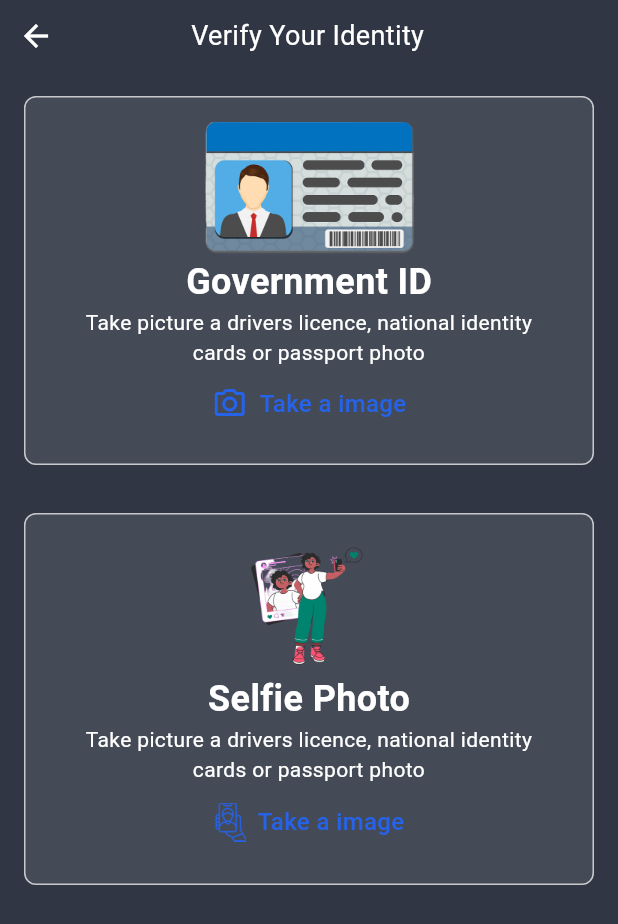
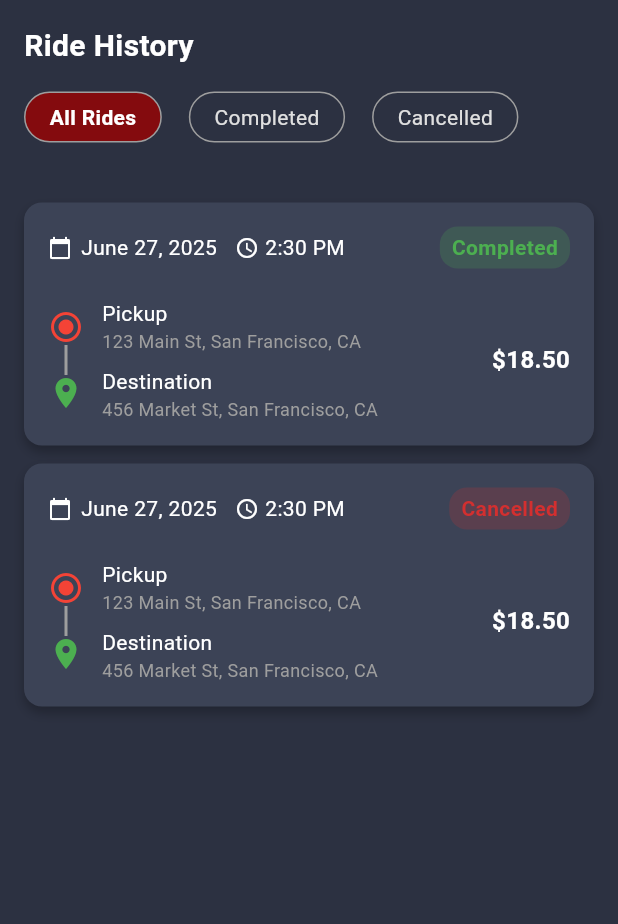
Before and after one commit to MKhalidHossain/driver-side-app-communication-type-Ride-To-Health, a Flutter app: the screen it shows after launch, on a phone screen of 412 x 824 dp. Shown: the top 924 px of the screen. Run offline on Flutter 3.47's test engine with Material 3 defaults, Android fonts, the light colour scheme and no system bars; our stand-ins replace camera, file_picker, geocoding, geolocator, get, google_maps_flutter and 5 more; Roboto replaces fonts that are missing (Poppins).

Commit message:
Earning and ride history

```diff
--- /dev/null
+++ b/lib/feature/earning/controller/controller.dart
@@ -0,0 +1,38 @@
+import 'package:get/get.dart';
+
+class EarningsController extends GetxController {
+  // Observable for tracking selected payment method
+  var selectedPaymentMethod = 'Wallet'.obs;
+
+  // Observable for earnings data
+  var todayEarnings = 745.50.obs;
+  var ridesCompleted = 32.obs;
+
+  // Method to switch payment method
+  void switchPaymentMethod(String method) {
+    selectedPaymentMethod.value = method;
+  }
+
+  // Method to withdraw earnings
+  void withdrawEarnings() {
+    Get.snackbar(
+      'Withdraw',
+      'Withdrawing \$${todayEarnings.value} to ${selectedPaymentMethod.value}',
+      snackPosition: SnackPosition.BOTTOM,
+    );
+  }
+
+  // Sample ride history data
+  List<Map<String, dynamic>> get rideHistory => [
+    {'day': 'Mon', 'date': 'June 28', 'rides': 888, 'earnings': 1500.75},
+    {'day': 'Mon', 'date': 'June 28', 'rides': 888, 'earnings': 1500.75},
+    {'day': 'Mon', 'date': 'June 28', 'rides': 888, 'earnings': 1500.75},
+    {'day': 'Mon', 'date': 'June 28', 'rides': 888, 'earnings': 1500.75},
+    {'day': 'Mon', 'date': 'June 28', 'rides': 888, 'earnings': 1500.75},
+    {'day': 'Mon', 'date': 'June 28', 'rides': 888, 'earnings': 1500.75},
+    {'day': 'Mon', 'date': 'June 28', 'rides': 888, 'earnings': 1500.75},
+    {'day': 'Mon', 'date': 'June 28', 'rides': 888, 'earnings': 1500.75},
+    {'day': 'Mon', 'date': 'June 28', 'rides': 888, 'earnings': 1500.75},
+    {'day': 'Mon', 'date': 'June 28', 'rides': 888, 'earnings': 1500.75},
+  ];
+}
--- /dev/null
+++ b/lib/feature/earning/presentation/screen/ride_history_screen.dart
@@ -0,0 +1,195 @@
+import 'package:flutter/material.dart';
+
+
+class RideHistoryPage extends StatelessWidget {
+  const RideHistoryPage({super.key});
+
+  @override
+  Widget build(BuildContext context) {
+    return Scaffold(
+      backgroundColor: const Color(0xFF2C3141),
+      body: SafeArea(
+        child: Padding(
+          padding: const EdgeInsets.all(16),
+          child: Column(
+            crossAxisAlignment: CrossAxisAlignment.start,
+            children: [
+              const Text(
+                "Ride History",
+                style: TextStyle(
+                  fontSize: 20,
+                  fontWeight: FontWeight.bold,
+                  color: Colors.white,
+                ),
+              ),
+              const SizedBox(height: 16),
+              Row(
+                mainAxisAlignment: MainAxisAlignment.start,
+                children: [
+                  filterButton("All Rides", selected: true),
+                  SizedBox(width: 18),
+                  filterButton("Completed"),
+                  SizedBox(width: 18),
+                  filterButton("Cancelled"),
+                ],
+              ),
+              const SizedBox(height: 40),
+              RideCard(
+                date: "June 27, 2025",
+                time: "2:30 PM",
+                status: "Completed",
+                statusColor: Colors.green,
+                price: "\$18.50",
+              ),
+              const SizedBox(height: 12),
+              RideCard(
+                date: "June 27, 2025",
+                time: "2:30 PM",
+                status: "Cancelled",
+                statusColor: Color(0xFFD32F2F),
+                price: "\$18.50",
+              ),
+            ],
+          ),
+        ),
+      ),
+    );
+  }
+
+  Widget filterButton(String title, {bool selected = false}) {
+    return Container(
+      padding: const EdgeInsets.symmetric(horizontal: 16, vertical: 6),
+      decoration: BoxDecoration(
+        color: selected ? Color(0xFF840B0E) : Colors.transparent,
+        borderRadius: BorderRadius.circular(20),
+        border: Border.all(color: Colors.grey.shade500),
+      ),
+      child: Text(
+        title,
+        style: TextStyle(
+          fontSize: 14,
+          color: selected ? Colors.white : Colors.grey[300],
+          fontWeight: selected ? FontWeight.w600 : FontWeight.normal,
+        ),
+      ),
+    );
+  }
+}
+
+class RideCard extends StatelessWidget {
+  final String date;
+  final String time;
+  final String status;
+  final Color statusColor;
+  final String price;
+
+  const RideCard({
+    super.key,
+    required this.date,
+    required this.time,
+    required this.status,
+    required this.statusColor,
+    required this.price,
+  });
+
+  @override
+  Widget build(BuildContext context) {
+    return Container(
+      padding: const EdgeInsets.all(16),
+      decoration: BoxDecoration(
+        color: const Color(0xFF3C4356),
+        borderRadius: BorderRadius.circular(12),
+        boxShadow: const [
+          BoxShadow(
+            color: Colors.black26,
+            blurRadius: 6,
+            offset: Offset(0, 4),
+          ),
+        ],
+      ),
+      child: Column(
+        children: [
+          Row(
+            children: [
+              const Icon(Icons.calendar_today, size: 16, color: Colors.white),
+              const SizedBox(width: 6),
+              Text(
+                date,
+                style: const TextStyle(color: Colors.white),
+              ),
+              const SizedBox(width: 12),
+              const Icon(Icons.access_time, size: 16, color: Colors.white),
+              const SizedBox(width: 4),
+              Text(
+                time,
+                style: const TextStyle(color: Colors.white),
+              ),
+              const Spacer(),
+              Container(
+                padding: const EdgeInsets.symmetric(horizontal: 8, vertical: 4),
+                decoration: BoxDecoration(
+                  color: statusColor.withOpacity(0.2),
+                  borderRadius: BorderRadius.circular(12),
+                ),
+                child: Text(
+                  status,
+                  style: TextStyle(
+                    color: statusColor,
+                    fontWeight: FontWeight.bold,
+                  ),
+                ),
+              ),
+            ],
+          ),
+          SizedBox(height: 20),
+          //const Divider(color: Colors.grey, height: 20),
+          Row(
+            children: [
+              Column(
+                children: [
+                  const Icon(Icons.radio_button_checked, color: Colors.red),
+                  Container(width: 2, height: 20, color: Colors.grey),
+                  const Icon(Icons.location_on, color: Colors.green),
+                ],
+              ),
+              const SizedBox(width: 12),
+              Expanded(
+                child: Column(
+                  crossAxisAlignment: CrossAxisAlignment.start,
+                  children: const [
+                    Text(
+                      "Pickup",
+                      style: TextStyle(color: Colors.white),
+                    ),
+                    Text(
+                      "123 Main St, San Francisco, CA",
+                      style: TextStyle(fontSize: 12, color: Colors.grey),
+                    ),
+                    SizedBox(height: 8),
+                    Text(
+                      "Destination",
+                      style: TextStyle(color: Colors.white),
+                    ),
+                    Text(
+                      "456 Market St, San Francisco, CA",
+                      style: TextStyle(fontSize: 12, color: Colors.grey),
+                    ),
+                  ],
+                ),
+              ),
+              const SizedBox(width: 8),
+              Text(
+                price,
+                style: const TextStyle(
+                  fontWeight: FontWeight.bold,
+                  fontSize: 16,
+                  color: Colors.white,
+                ),
+              ),
+            ],
+          )
+        ],
+      ),
+    );
+  }
+}
--- a/lib/main.dart
+++ b/lib/main.dart
@@ -1,7 +1,9 @@
 import 'package:flutter/material.dart';
 import 'package:get/get.dart';
+import 'package:ridetohealthdriver/feature/earning/presentation/screen/ride_history_screen.dart';
 
 import 'app.dart';
+import 'feature/earning/presentation/screen/earning_screen.dart';
 import 'feature/identity/presentation/screens/verify_identity_screen.dart';
 
 void main() {
@@ -22,10 +24,11 @@ class MyApp extends StatelessWidget {
       ),
       debugShowCheckedModeBanner: false,
       home:
-      VerifyIdentityScreen(),
+      RideHistoryPage(),
           //MapScreenTest(),
           // SearchDestinationScreen(),
          //08i AppMain(),
+
       // SplashScreen(nextScreen: Onboarding1()),
     );
   }
```
Also changed, not shown: lib/feature/earning/presentation/screen/earning_screen.dart (added, +287 -0 lines).
